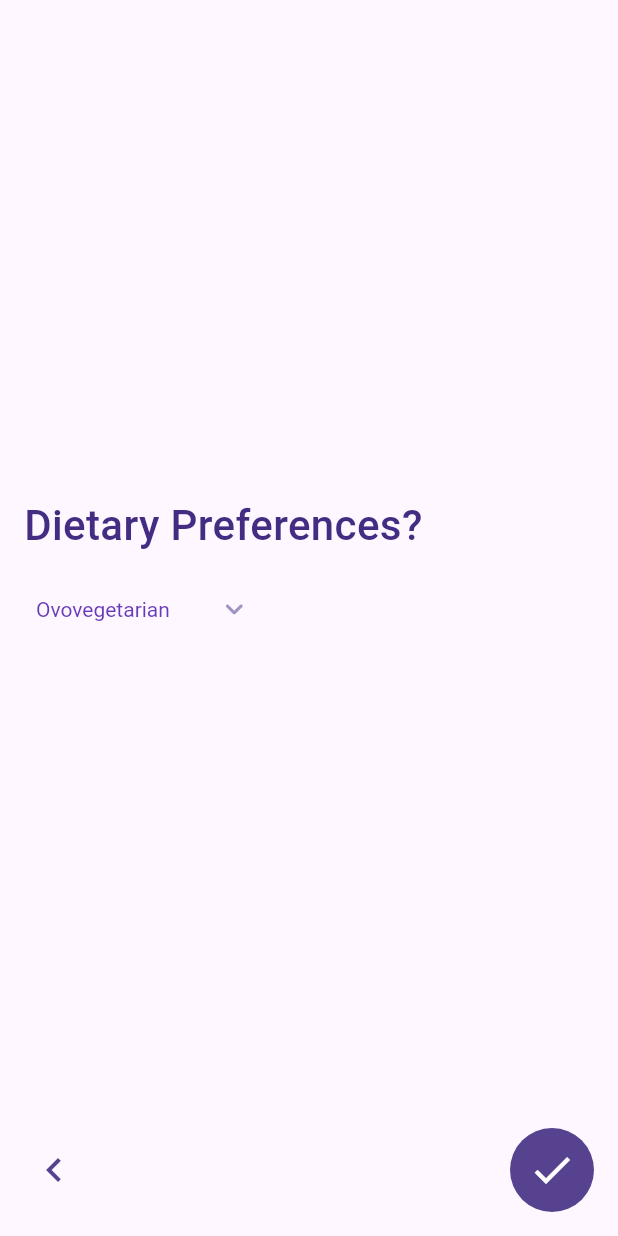
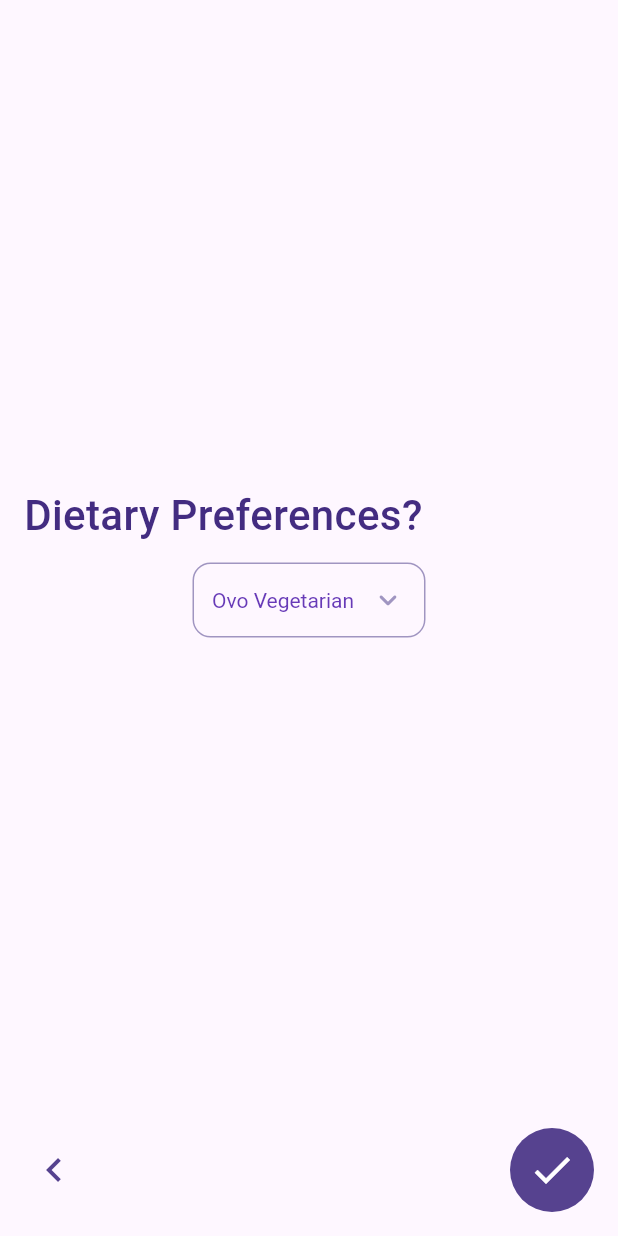
Before and after one commit to areebmomins/nutri_scan, a Flutter app: the DietaryPreferencesScreen widget shown alone on an empty page, opened directly, on a phone screen of 412 x 824 dp. Run offline on Flutter 3.47's test engine with Material 3 defaults, Android fonts, the phone set to English and light mode, and no system bars; our stand-ins replace camera, equatable, flutter_bloc, image_picker, shared_preferences; missing offline and left inert: google_mlkit_commons, google_mlkit_text_recognition; accounts and stored records are empty.

Commit message:
add dietary preference border

```diff
--- a/lib/registration_flow_screen/bloc/registration_flow_bloc.dart
+++ b/lib/registration_flow_screen/bloc/registration_flow_bloc.dart
@@ -77,15 +77,18 @@ enum Genders {
 }
 
 enum DietaryPreferences {
-  ovoVegetarian,
-  pescatarian,
-  flexitarian,
-  lactoVegetarian,
-  rawVegan,
-  vegetarianism,
-  kindsOfVegetarians,
-  veganDiet,
-  veganism,
-  macrobiotic,
-  paleotarian,
+  ovoVegetarian('Ovo Vegetarian'),
+  pescatarian('Pescatarian'),
+  flexitarian('Flexitarian'),
+  lactoVegetarian('Lacto Vegetarian'),
+  rawVegan('Raw Vegan'),
+  vegetarianism('Vegetarianism'),
+  veganDiet('Vegan Diet'),
+  veganism('Veganism'),
+  macrobiotic('Macrobiotic'),
+  paleotarian('Paleotarian');
+
+  final String title;
+
+  const DietaryPreferences(this.title);
 }
--- a/lib/registration_flow_screen/widgets/age_screen.dart
+++ b/lib/registration_flow_screen/widgets/age_screen.dart
@@ -33,7 +33,7 @@ class AgeScreen extends StatelessWidget {
               keyboardType: TextInputType.number,
               autofocus: true,
               textAlign: TextAlign.center,
-              maxLength: 3,
+              maxLength: 2,
               decoration: const InputDecoration(
                 border: OutlineInputBorder(
                   borderSide: BorderSide(width: 0.5),
--- a/lib/registration_flow_screen/widgets/dietary_preferences_screen.dart
+++ b/lib/registration_flow_screen/widgets/dietary_preferences_screen.dart
@@ -31,11 +31,19 @@ class DietaryPreferencesScreen extends StatelessWidget {
             return state is DietaryPreferencesUpdated;
           },
           builder: (context, state) {
-            return Container(
-              padding: const EdgeInsets.only(left: 24, top: 12),
+            return Center(
               child: Wrap(
                 children: [
-                  DropdownButton<DietaryPreferences>(
+                  Container(
+                    margin: const EdgeInsets.symmetric(vertical: 12),
+                    padding: const EdgeInsets.symmetric(horizontal: 12),
+                    decoration: BoxDecoration(
+                      border: Border.all(
+                        color: const Color(0xFFA095C1),
+                      ),
+                      borderRadius: BorderRadius.circular(12),
+                    ),
+                    child: DropdownButton<DietaryPreferences>(
                       value: bloc.dietaryPreferences,
                       icon: const Icon(
                         Icons.keyboard_arrow_down_rounded,
@@ -54,10 +62,11 @@ class DietaryPreferencesScreen extends StatelessWidget {
                         (DietaryPreferences value) {
                           return DropdownMenuItem<DietaryPreferences>(
                             value: value,
-                          child: Text(value.name.capitalize()),
+                            child: Text(value.title),
                           );
                         },
                       ).toList(),
+                    ),
                   ),
                 ],
               ),
```
Lines whose indentation alone changed are shown as unchanged.
